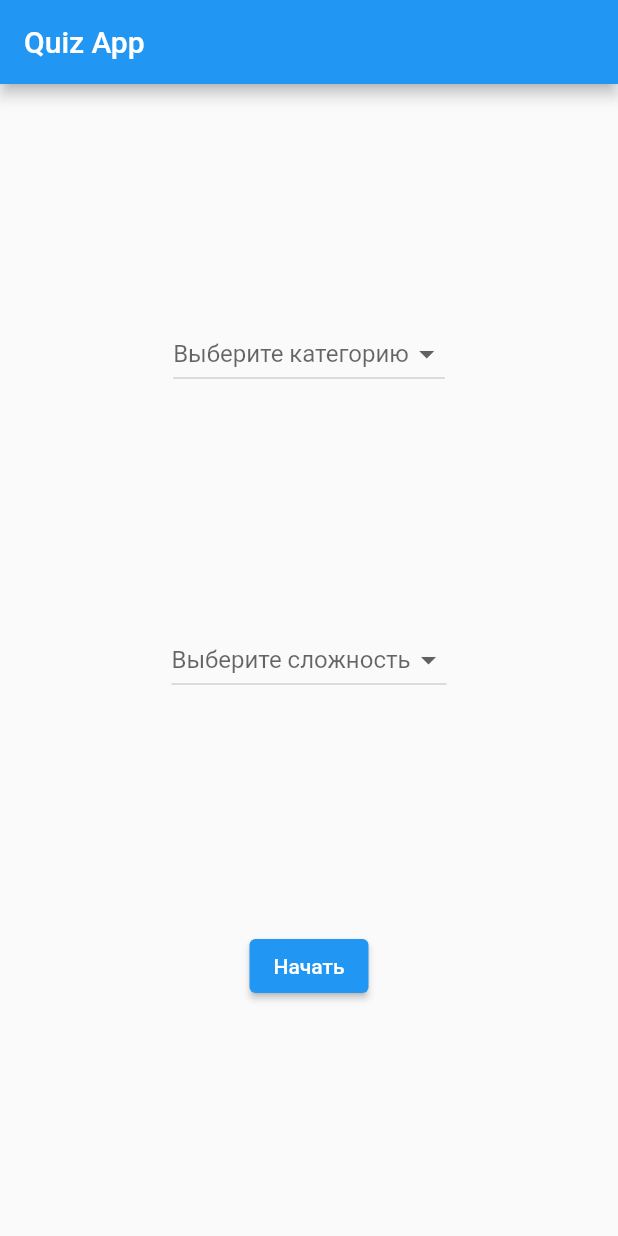
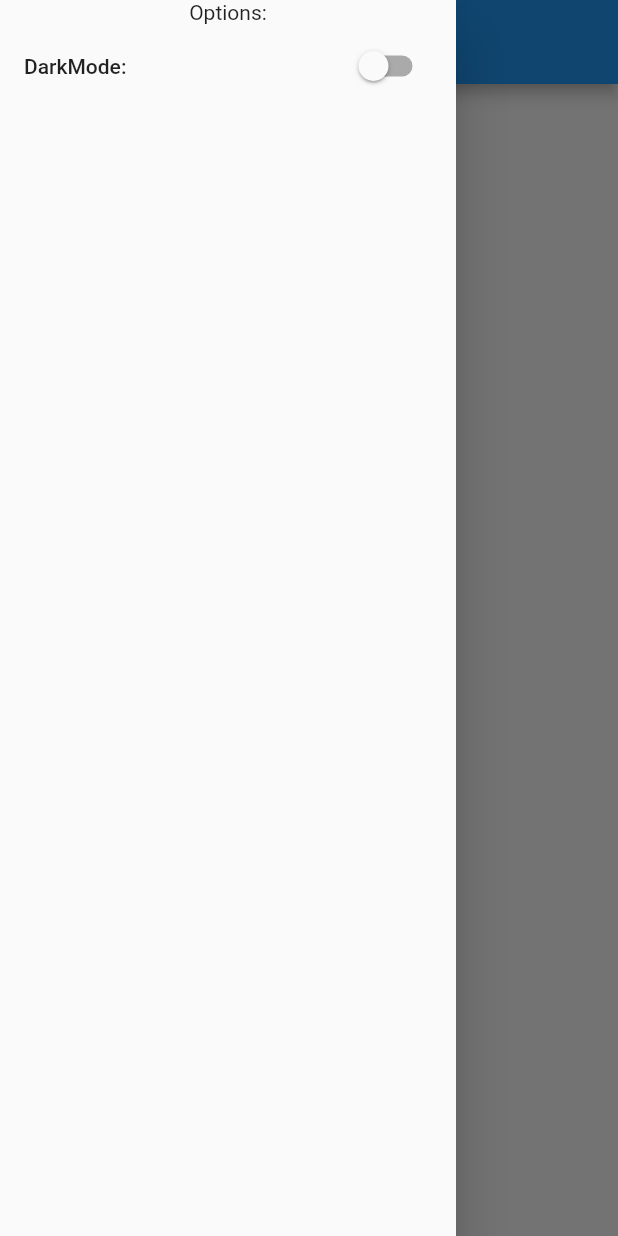
Before and after one commit to yurike/flutter_quiz, a Flutter app: the screen it shows after launch, with the side drawer open (before the commit the screen has no drawer), on a phone screen of 412 x 824 dp. Run offline on Flutter 3.47's test engine with Material 2 defaults, Android fonts, the light colour scheme and no system bars; our stand-ins replace cloud_firestore, dio, firebase_core, get; accounts and stored records are empty.

Commit message:
dark_mode switch

```diff
--- /dev/null
+++ b/lib/controllers/settings_controlles.dart
@@ -0,0 +1,5 @@
+import 'package:get/get.dart';
+
+class SettingsController extends GetxController {
+  RxBool darkMode = false.obs;
+}
--- a/lib/views/start_page.dart
+++ b/lib/views/start_page.dart
@@ -1,6 +1,7 @@
 import 'package:flutter/material.dart';
 import 'package:flutter_quiz/controllers/category_controller.dart';
 import 'package:flutter_quiz/controllers/difficulty_controller.dart';
+import 'package:flutter_quiz/controllers/settings_controlles.dart';
 import 'package:get/get.dart';
 
 import '../controllers/dropdown_controller.dart';
@@ -8,6 +9,8 @@ import '../controllers/dropdown_controller.dart';
 class StartPage extends StatelessWidget {
   final _categoryController = Get.put(CategoryController());
   final _difficultyController = Get.put(DifficultyController());
+  final _settingsController = Get.put(SettingsController());
+  //bool _darkMode = false;
 
   StartPage({Key? key}) : super(key: key);
 
@@ -15,6 +18,23 @@ class StartPage extends StatelessWidget {
   Widget build(BuildContext context) {
     return Scaffold(
       appBar: AppBar(title: const Text("Quiz App")),
+      drawer: Drawer(
+        child: Column(children: [
+          Text("Options:"),
+          Obx(
+            () => SwitchListTile(
+              title: const Text("DarkMode:"),
+              value: _settingsController.darkMode.isTrue,
+              onChanged: (value) {
+                _settingsController.darkMode(value);
+                Get.changeTheme(_settingsController.darkMode.isTrue
+                    ? ThemeData.dark()
+                    : ThemeData.light());
+              },
+            ),
+          ),
+        ]),
+      ),
       body: Center(
         child: Column(
           mainAxisAlignment: MainAxisAlignment.spaceEvenly,
```
